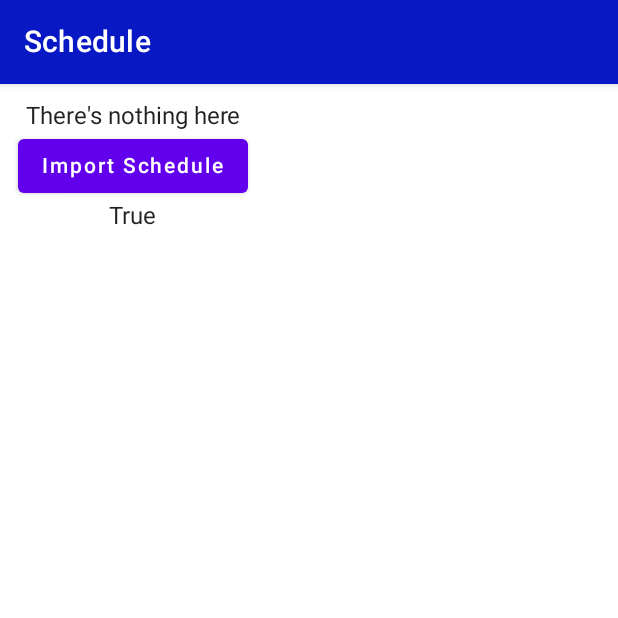
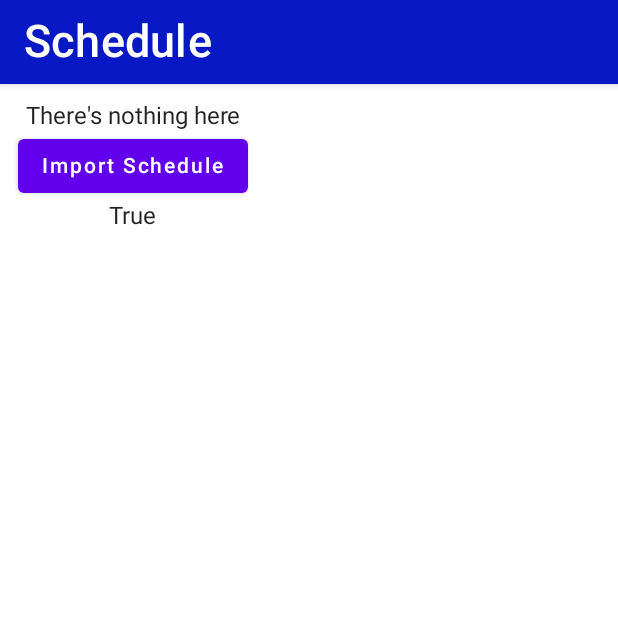
Before and after one commit to Kadehikpe14/Student_Scheduler, an Android app built with Jetpack Compose: the screen it shows after launch (ScheduleActivity), after a tap on "My Schedule", on a phone screen of 412 x 824 dp, the top half of it. Run offline under Robolectric (Android 15) with nearby library versions, the phone set to English and light mode, and no system bars.

Commit message:
Button color

```diff
--- a/app/build.gradle
+++ b/app/build.gradle
@@ -55,6 +55,7 @@ dependencies {
     implementation 'androidx.lifecycle:lifecycle-runtime-ktx:2.3.1'
     implementation 'androidx.activity:activity-compose:1.3.1'
     implementation 'androidx.navigation:navigation-runtime-ktx:2.4.1'
+    implementation 'androidx.compose.material3:material3:1.0.0-alpha02'
     testImplementation 'junit:junit:4.13.2'
     androidTestImplementation 'androidx.test.ext:junit:1.1.3'
     androidTestImplementation 'androidx.test.espresso:espresso-core:3.4.0'
--- a/app/src/main/java/com/example/groupproject/HomepageActivity.kt
+++ b/app/src/main/java/com/example/groupproject/HomepageActivity.kt
@@ -2,7 +2,6 @@ package com.example.groupproject
 
 import android.content.Intent
 import android.os.Bundle
-import android.util.Log
 import androidx.activity.ComponentActivity
 import androidx.activity.compose.setContent
 import androidx.compose.foundation.layout.*
@@ -10,7 +9,6 @@ import androidx.compose.material.*
 import androidx.compose.runtime.Composable
 import androidx.compose.ui.Modifier
 import androidx.compose.ui.graphics.Color
-import androidx.compose.ui.modifier.modifierLocalConsumer
 import androidx.compose.ui.res.stringResource
 import androidx.compose.ui.tooling.preview.Preview
 import androidx.compose.ui.unit.dp
@@ -33,7 +31,7 @@ class HomepageActivity : ComponentActivity() {
                     color = MaterialTheme.colors.background) {
                     Scaffold(
                         topBar = { TopAppBar(
-                            title = {Text("Welcome to Student Scheduler", color = Color.White)},
+                            title = {Text("Welcome to Student Scheduler", fontSize = 25.sp, color = Color.White)},
                             backgroundColor = Color(0xFF0718C4))  },
                         content = {
                     Column(modifier = Modifier.padding(horizontal = 8.dp, vertical = 12.dp)){
@@ -59,9 +57,9 @@ class HomepageActivity : ComponentActivity() {
                             .fillMaxWidth()){
                             Button(onClick = {
                                 val settingsActivity = Intent(this@HomepageActivity,SettingsActivity::class.java)
-                                startActivity(settingsActivity)
-                            }) {
-                                Text(text = "Settings")
+                                startActivity(settingsActivity) },
+                                colors = ButtonDefaults.buttonColors(backgroundColor = Color(0xFFE47001))) {
+                                Text(text = "Settings",  color = Color.White, fontSize = 20.sp)
                             }
                         }
                     }
@@ -75,27 +73,19 @@ class HomepageActivity : ComponentActivity() {
     fun PageButton(labelLang: Int,page: Class<out ComponentActivity>,modifier: Modifier = Modifier){
         Button(onClick = {
             val activity = Intent(this@HomepageActivity,page)
-            startActivity(activity);
+            startActivity(activity)
         }, modifier = modifier
             .height(128.dp)
             .padding(horizontal = 8.dp)) {
-            Text(text = stringResource(id = labelLang), fontSize = 24.sp)
+            Text(text = stringResource(id = labelLang), fontSize = 25.sp)
         }
     }
 
 }
 
 
-
-@Composable
-fun Greeting2(name: String) {
-    Text(text = "Hello $name!")
-}
-
 @Preview(showBackground = true)
 @Composable
 fun DefaultPreview2() {
-    GroupProjectTheme {
-        Greeting2("Android")
-    }
+    GroupProjectTheme {}
 }
--- a/app/src/main/java/com/example/groupproject/ScheduleActivity.kt
+++ b/app/src/main/java/com/example/groupproject/ScheduleActivity.kt
@@ -16,6 +16,7 @@ import androidx.compose.ui.ExperimentalComposeUiApi
 import androidx.compose.ui.Modifier
 import androidx.compose.ui.graphics.Color
 import androidx.compose.ui.tooling.preview.Preview
+import androidx.compose.ui.unit.sp
 import com.example.groupproject.GenerateScheduleConfirmDialogueBox.GSConfirmViewModel
 import com.example.groupproject.model.scheduleItem
 import com.example.groupproject.schedulelist.ScheduleListModel
@@ -34,7 +35,7 @@ class ScheduleActivity : ComponentActivity() {
                 ){
                     Scaffold(
                         topBar = { TopAppBar(
-                            title = {Text("Schedule", color = Color.White)},
+                            title = {Text("Schedule", fontSize = 30.sp, color = Color.White)},
                             backgroundColor = Color(0xFF0718C4)
                         ) },
                         content = {
```
Also changed, not shown: app/src/main/java/com/example/groupproject/EventsActivity.kt (+11 -27 lines), app/src/main/java/com/example/groupproject/LoginActivity.kt (+8 -5 lines).
